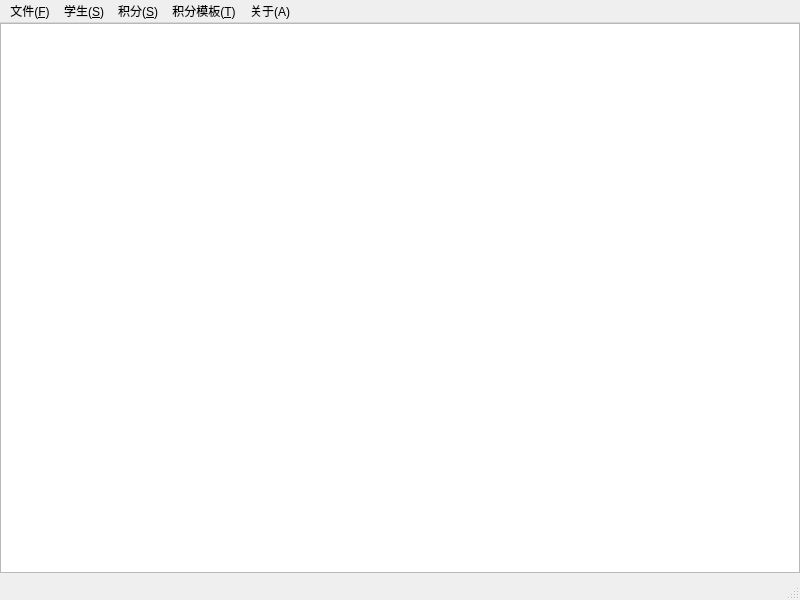
The window that mainwindow.ui (fz1251/ClassScoreManager) describes before a commit, drawn with Qt 5.
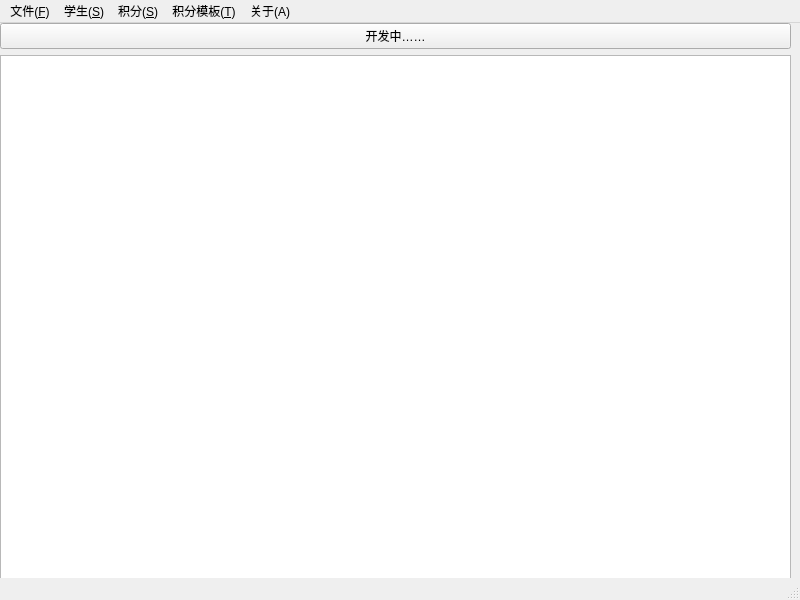
The same window after the commit. Icons and pictures are not drawn.

Patch:
```diff
--- a/mainwindow.ui
+++ b/mainwindow.ui
@@ -14,15 +14,61 @@
    <string>班级积分管理系统</string>
   </property>
   <widget class="QWidget" name="centralwidget">
+   <widget class="QStackedWidget" name="stackedWidget">
+    <property name="geometry">
+     <rect>
+      <x>0</x>
+      <y>0</y>
+      <width>791</width>
+      <height>561</height>
+     </rect>
+    </property>
+    <property name="currentIndex">
+     <number>1</number>
+    </property>
+    <widget class="QWidget" name="page">
+     <widget class="QLabel" name="label">
+      <property name="geometry">
+       <rect>
+        <x>0</x>
+        <y>0</y>
+        <width>176</width>
+        <height>29</height>
+       </rect>
+      </property>
+      <property name="font">
+       <font>
+        <pointsize>14</pointsize>
+       </font>
+      </property>
+      <property name="text">
+       <string>主界面开发中……</string>
+      </property>
+     </widget>
+    </widget>
+    <widget class="QWidget" name="page_2">
+     <layout class="QVBoxLayout" name="verticalLayout">
+      <property name="leftMargin">
+       <number>0</number>
+      </property>
+      <property name="topMargin">
+       <number>0</number>
+      </property>
+      <property name="rightMargin">
+       <number>0</number>
+      </property>
+      <property name="bottomMargin">
+       <number>0</number>
+      </property>
+      <item>
+       <widget class="QPushButton" name="pushButton">
+        <property name="text">
+         <string>开发中……</string>
+        </property>
+       </widget>
+      </item>
+      <item>
    <widget class="QTableView" name="tableView">
-    <property name="geometry">
-     <rect>
-      <x>0</x>
-      <y>0</y>
-      <width>800</width>
-      <height>550</height>
-     </rect>
-    </property>
     <property name="acceptDrops">
      <bool>true</bool>
     </property>
@@ -47,6 +93,10 @@
     <property name="selectionBehavior">
      <enum>QAbstractItemView::SelectionBehavior::SelectRows</enum>
     </property>
+       </widget>
+      </item>
+     </layout>
+    </widget>
    </widget>
   </widget>
   <widget class="QMenuBar" name="menubar">
```
Lines whose indentation alone changed are shown as unchanged.
